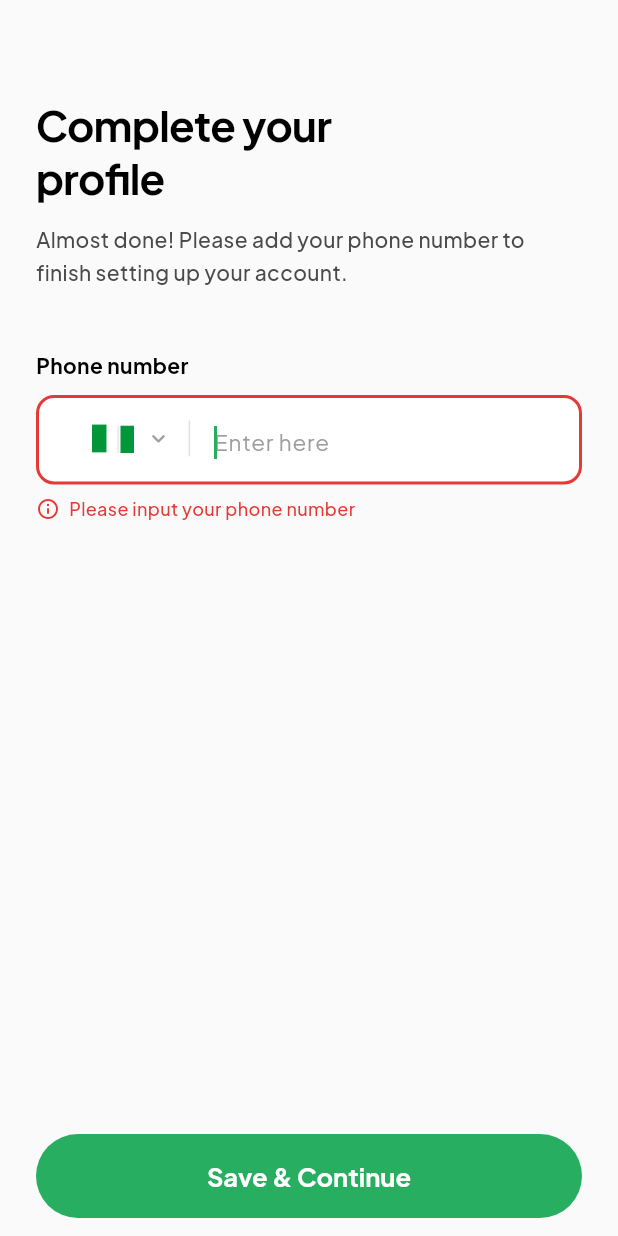
After one commit to Shefiq22/Marketmate, a Flutter app: the UpdateProfileScreen screen opened directly, after a tap on "Save & Continue", on a phone screen of 412 x 824 dp. The commit adds this screen. Run offline on Flutter 3.47's test engine with Material 3 defaults, Android fonts, the phone set to English and light mode, and no system bars; our stand-ins replace cached_network_image, file_picker, firebase_auth, firebase_core, firebase_messaging, flutter_map and 13 more; missing offline and left inert: flutter_facebook_auth; accounts and stored records are empty; network calls fail.

Commit message:
feat: add update profile screen and refine auth flow

```diff
--- a/lib/features/auth/data/auth_repository.dart
+++ b/lib/features/auth/data/auth_repository.dart
@@ -197,6 +197,20 @@ class AuthRepository {
     }
   }
 
+  /// Updates profile fields (`PATCH /api/v1/users/me`). Returns the phone
+  /// number normalized to international format (+234…) so callers can mirror
+  /// what the backend stores.
+  Future<String> updateProfile({String? phone}) async {
+    final formatted = phone != null ? _formatPhone(phone) : null;
+    final res = await _client.patch(ApiEndpoints.myProfile, body: {
+      if (formatted != null) 'phone': formatted,
+    });
+    if (!res.success) {
+      throw AuthException(res.message, statusCode: res.statusCode);
+    }
+    return formatted ?? '';
+  }
+
   bool get isAuthenticated => _client.isAuthenticated;
 }
 
--- a/lib/features/auth/presentation/pages/login_success_page.dart
+++ b/lib/features/auth/presentation/pages/login_success_page.dart
@@ -5,6 +5,7 @@ import 'package:market_mate/dashboard/presentation/pages/dashboard_router.dart';
 import 'package:market_mate/features/auth/provider/auth_provider.dart';
 import 'package:market_mate/features/auth/provider/current_user_provider.dart';
 import '../../../../core/theme/app_colors.dart';
+import 'update_profile_screen.dart';
 
 class LoginSuccessPage extends ConsumerStatefulWidget {
   const LoginSuccessPage({super.key});
@@ -96,8 +97,14 @@ class _LoginSuccessPageState extends ConsumerState<LoginSuccessPage>
     ref.read(activeRoleProvider.notifier).state = role;
 
     if (!mounted) return;
+    // Accounts without a phone number on file must complete their profile
+    // before they can reach the dashboard.
+    final needsProfile = ref.read(authProvider.notifier).needsProfileUpdate();
     Navigator.of(context).pushAndRemoveUntil(
-      MaterialPageRoute(builder: (_) => const DashboardRouter()),
+      MaterialPageRoute(
+        builder: (_) =>
+            needsProfile ? const UpdateProfileScreen() : const DashboardRouter(),
+      ),
       (route) => false,
     );
   }
--- a/lib/features/auth/presentation/pages/registration_success_page.dart
+++ b/lib/features/auth/presentation/pages/registration_success_page.dart
@@ -4,6 +4,7 @@ import 'package:market_mate/core/widgets/sandy_loader.dart';
 import 'package:market_mate/dashboard/presentation/pages/dashboard_router.dart';
 import 'package:market_mate/features/auth/provider/auth_provider.dart';
 import '../../../../core/theme/app_colors.dart';
+import 'update_profile_screen.dart';
 
 class RegistrationSuccessPage extends ConsumerStatefulWidget {
   const RegistrationSuccessPage({super.key});
@@ -88,8 +89,14 @@ class _RegistrationSuccessPageState
         selected ?? UserRole.retailerOrConsumer;
 
     if (!mounted) return;
+    // Accounts without a phone number on file must complete their profile
+    // before they can reach the dashboard.
+    final needsProfile = ref.read(authProvider.notifier).needsProfileUpdate();
     Navigator.of(context).pushAndRemoveUntil(
-      MaterialPageRoute(builder: (_) => const DashboardRouter()),
+      MaterialPageRoute(
+        builder: (_) =>
+            needsProfile ? const UpdateProfileScreen() : const DashboardRouter(),
+      ),
       (route) => false,
     );
   }
--- /dev/null
+++ b/lib/features/auth/presentation/pages/update_profile_screen.dart
@@ -0,0 +1,323 @@
+import 'package:flutter/material.dart';
+import 'package:flutter/services.dart';
+import 'package:flutter_riverpod/flutter_riverpod.dart';
+import 'package:market_mate/dashboard/presentation/pages/dashboard_router.dart';
+import 'package:market_mate/features/auth/data/auth_repository.dart';
+import 'package:market_mate/features/auth/provider/auth_provider.dart';
+import 'package:market_mate/features/auth/provider/current_user_provider.dart';
+import '../../../../core/theme/app_colors.dart';
+
+/// Mandatory profile step shown right after sign-up (especially social
+/// sign-up) when the account has no phone number yet. The screen cannot be
+/// dismissed — back gestures are blocked and the continue button refuses to
+/// move on until a valid 11-digit phone number is saved.
+class UpdateProfileScreen extends ConsumerStatefulWidget {
+  const UpdateProfileScreen({super.key});
+
+  @override
+  ConsumerState<UpdateProfileScreen> createState() =>
+      _UpdateProfileScreenState();
+}
+
+class _UpdateProfileScreenState extends ConsumerState<UpdateProfileScreen> {
+  final _phoneCtrl = TextEditingController();
+  final _phoneFocus = FocusNode();
+  bool _saving = false;
+  String? _error;
+
+  bool _phoneValid(String v) =>
+      v.trim().length == 11 && RegExp(r'^\d+$').hasMatch(v.trim());
+
+  @override
+  void initState() {
+    super.initState();
+    // Self-heal false positives: if the server actually has a phone number
+    // on file (stale local cache), skip straight to the dashboard.
+    WidgetsBinding.instance.addPostFrameCallback((_) async {
+      await ref.read(currentUserProvider.notifier).refreshFromToken();
+      if (!mounted) return;
+      final phone = ref.read(currentUserProvider)?.phone.trim() ?? '';
+      if (phone.isNotEmpty) await _finish();
+    });
+  }
+
+  @override
+  void dispose() {
+    _phoneCtrl.dispose();
+    _phoneFocus.dispose();
+    super.dispose();
+  }
+
+  Future<void> _finish() async {
+    await ref.read(authProvider.notifier).completeProfileUpdate();
+    if (!mounted) return;
+    Navigator.of(context).pushAndRemoveUntil(
+      MaterialPageRoute(builder: (_) => const DashboardRouter()),
+      (route) => false,
+    );
+  }
+
+  Future<void> _save() async {
+    if (_saving) return;
+    final raw = _phoneCtrl.text.trim();
+    if (raw.isEmpty) {
+      setState(() => _error = 'Please input your phone number');
+      _phoneFocus.requestFocus();
+      return;
+    }
+    if (!_phoneValid(raw)) {
+      setState(() => _error = 'Phone number must be exactly 11 digits');
+      _phoneFocus.requestFocus();
+      return;
+    }
+    setState(() {
+      _saving = true;
+      _error = null;
+    });
+    try {
+      final repo = ref.read(authRepositoryProvider);
+      final formatted = await repo.updateProfile(phone: raw);
+      await ref.read(currentUserProvider.notifier).update(phone: formatted);
+      await _finish();
+    } on AuthException catch (e) {
+      if (!mounted) return;
+      setState(() {
+        _saving = false;
+        _error = e.message;
+      });
+    } catch (_) {
+      if (!mounted) return;
+      setState(() {
+        _saving = false;
+        _error =
+            'Could not save your phone number. Check your connection and try again.';
+      });
+    }
+  }
+
+  @override
+  Widget build(BuildContext context) {
+    final size = MediaQuery.sizeOf(context);
+    final padding = MediaQuery.paddingOf(context);
+    final isTablet = size.shortestSide >= 600;
+    final isDark = Theme.of(context).brightness == Brightness.dark;
+    final inputRadius = BorderRadius.circular(12);
+    final inputFontSize = isTablet ? 16.0 : 15.0;
+    final borderColor = _error != null ? AppColors.error : AppColors.border;
+
+    return PopScope(
+      canPop: false,
+      child: Scaffold(
+        resizeToAvoidBottomInset: true,
+        backgroundColor:
+            isDark ? AppColors.scaffoldDark : AppColors.scaffoldLight,
+        body: SingleChildScrollView(
+          child: SafeArea(
+            child: Padding(
+              padding:
+                  EdgeInsets.fromLTRB(24.0, size.height * 0.08, 24.0, 24.0),
+              child: Column(
+                crossAxisAlignment: CrossAxisAlignment.start,
+                children: [
+                  Text(
+                    'Complete your\nprofile',
+                    style: TextStyle(
+                      fontFamily: 'Plus Jakarta Sans',
+                      fontSize: isTablet ? 34 : 28,
+                      fontWeight: FontWeight.bold,
+                      color:
+                          isDark ? AppColors.textPrimaryDark : AppColors.black,
+                      letterSpacing: -0.5,
+                      height: 1.25,
+                    ),
+                  ),
+                  SizedBox(height: size.height * 0.015),
+                  Text(
+                    'Almost done! Please add your phone number to finish '
+                    'setting up your account.',
+                    style: TextStyle(
+                      fontFamily: 'Plus Jakarta Sans',
+                      fontSize: isTablet ? 16 : 14,
+                      fontWeight: FontWeight.w500,
+                      color: isDark
+                          ? AppColors.textSecondaryDark
+                          : AppColors.textSecondary,
+                      height: 1.6,
+                    ),
+                  ),
+                  SizedBox(height: size.height * 0.05),
+                  Text(
+                    'Phone number',
+                    style: TextStyle(
+                      fontFamily: 'Plus Jakarta Sans',
+                      fontSize: isTablet ? 16 : 14,
+                      fontWeight: FontWeight.w700,
+                      color:
+                          isDark ? AppColors.textPrimaryDark : AppColors.black,
+                    ),
+                  ),
+                  SizedBox(height: size.height * 0.012),
+                  TextField(
+                    focusNode: _phoneFocus,
+                    controller: _phoneCtrl,
+                    keyboardType: TextInputType.number,
+                    inputFormatters: [
+                      FilteringTextInputFormatter.digitsOnly,
+                      LengthLimitingTextInputFormatter(11),
+                    ],
+                    textInputAction: TextInputAction.done,
+                    onSubmitted: (_) => _save(),
+                    onChanged: (_) {
+                      if (_error != null) setState(() => _error = null);
+                    },
+                    style: TextStyle(
+                      fontFamily: 'Plus Jakarta Sans',
+                      fontSize: inputFontSize,
+                      color:
+                          isDark ? AppColors.textPrimaryDark : AppColors.black,
+                    ),
+                    decoration: InputDecoration(
+                      hintText: 'Enter here',
+                      hintStyle: TextStyle(
+                        fontFamily: 'Plus Jakarta Sans',
+                        fontSize: inputFontSize,
+                        fontWeight: FontWeight.w400,
+                        color:
+                            isDark ? AppColors.textSecondaryDark : AppColors.gray2,
+                      ),
+                      filled: true,
+                      fillColor:
+                          isDark ? AppColors.surfaceDark : AppColors.white,
+                      contentPadding: EdgeInsets.symmetric(
+                        horizontal: 18,
+                        vertical: isTablet ? 20 : 17,
+                      ),
+                      enabledBorder: OutlineInputBorder(
+                        borderRadius: inputRadius,
+                        borderSide:
+                            BorderSide(color: borderColor, width: 1.4),
+                      ),
+                      focusedBorder: OutlineInputBorder(
+                        borderRadius: inputRadius,
+                        borderSide:
+                            BorderSide(color: borderColor, width: 2.0),
+                      ),
+                      errorBorder: OutlineInputBorder(
+                        borderRadius: inputRadius,
+                        borderSide:
+                            BorderSide(color: AppColors.error, width: 1.4),
+                      ),
+                      focusedErrorBorder: OutlineInputBorder(
+                        borderRadius: inputRadius,
+                        borderSide:
+                            BorderSide(color: AppColors.error, width: 2.0),
+                      ),
+                      prefix: Padding(
+                        padding:
+                            EdgeInsets.symmetric(horizontal: size.width * 0.038),
+                        child: Row(
+                          mainAxisSize: MainAxisSize.min,
+                          children: [
+                            Image.asset(
+                              'assets/icons/flag_ng.png',
+                              width: 28,
+                              height: 20,
+                              fit: BoxFit.cover,
+                              errorBuilder: (context, error, stackTrace) =>
+                                  const Text(
+                                '🇳🇬',
+                                style: TextStyle(fontSize: 18),
+                              ),
+                            ),
+                            SizedBox(width: size.width * 0.017),
+                            const Icon(
+                              Icons.keyboard_arrow_down_rounded,
+                              color: AppColors.gray2,
+                              size: 18,
+                            ),
+                            SizedBox(width: size.width * 0.027),
+                            Container(
+                              width: 1,
+                              height: size.height * 0.029,
+                              color: isDark
+                                  ? AppColors.borderDark
+                                  : AppColors.border,
+                            ),
+                          ],
+                        ),
+                      ),
+                    ),
+                  ),
+                  if (_error != null) ...[
+                    SizedBox(height: size.height * 0.01),
+                    Row(
+                      crossAxisAlignment: CrossAxisAlignment.start,
+                      children: [
+                        const Icon(
+                          Icons.info_outline_rounded,
+                          color: AppColors.error,
+                          size: 16,
+                        ),
+                        const SizedBox(width: 6),
+                        Expanded(
+                          child: Text(
+                            _error!,
+                            style: TextStyle(
+                              fontFamily: 'Plus Jakarta Sans',
+                              fontSize: isTablet ? 13 : 12,
+                              fontWeight: FontWeight.w500,
+                              color: AppColors.error,
+                              height: 1.4,
+                            ),
+                          ),
+                        ),
+                      ],
+                    ),
+                  ],
+                ],
+              ),
+            ),
+          ),
+        ),
+        bottomNavigationBar: SafeArea(
+          top: false,
+          child: Padding(
+            padding: EdgeInsets.fromLTRB(24, 16, 24, padding.bottom + 12),
+            child: SizedBox(
+              width: double.infinity,
+              height: isTablet ? 64 : 56,
+              child: ElevatedButton(
+                onPressed: _saving ? null : _save,
+                style: ElevatedButton.styleFrom(
+                  backgroundColor: AppColors.primary,
+                  disabledBackgroundColor:
+                      isDark ? AppColors.borderDark : AppColors.border,
+                  disabledForegroundColor: isDark
+                      ? AppColors.textDisabledDark
+                      : AppColors.gray2,
+                  shape: const StadiumBorder(),
+                  elevation: 0,
+                  textStyle: TextStyle(
+                    fontFamily: 'Plus Jakarta Sans',
+                    fontSize: isTablet ? 18 : 17,
+                    fontWeight: FontWeight.w700,
+                  ),
+                ),
+                child: _saving
+                    ? SizedBox(
+                        width: 22,
+                        height: 22,
+                        child: const CircularProgressIndicator(
+                          strokeWidth: 2.5,
+                          color: AppColors.white,
+                        ),
+                      )
+                    : const Text('Save & Continue'),
+              ),
+            ),
+          ),
+        ),
+      ),
+    );
+  }
+}
--- a/lib/features/auth/provider/auth_provider.dart
+++ b/lib/features/auth/provider/auth_provider.dart
@@ -12,6 +12,7 @@ import 'package:market_mate/dashboard/buyer/providers/products_provider.dart';
 import 'package:market_mate/dashboard/seller/providers/seller_state_providers.dart';
 import '../data/auth_repository.dart';
 import 'auth_state.dart';
+import 'current_user_provider.dart';
 import 'pending_verification_provider.dart';
 import '../../chat/providers/fcm_provider.dart';
 
@@ -460,6 +461,7 @@ class AuthNotifier extends AsyncNotifier<AuthState> {
   static const _roleKey = 'user_role';
   static const _onboardingKey = 'onboarding_seen';
   static const _pendingUserIdKey = 'pending_user_id';
+  static const _needsPhoneKey = 'needs_phone_update';
 
   @override
   Future<AuthState> build() async {
@@ -481,6 +483,11 @@ class AuthNotifier extends AsyncNotifier<AuthState> {
 
     final token = prefs.getString(_tokenKey);
     if (token != null && token.isNotEmpty) {
+      // Users parked on the mandatory phone-number step resume there after a
+      // restart instead of landing on the dashboard without a phone number.
+      if (prefs.getBool(_needsPhoneKey) ?? false) {
+        return AuthNeedsProfileUpdate();
+      }
       final role = prefs.getString(_roleKey) ?? '';
       return _roleToState(role);
     }
@@ -532,6 +539,13 @@ class AuthNotifier extends AsyncNotifier<AuthState> {
     }
     await prefs.setString(_roleKey, role);
 
+    // First-time social sign-ups have no phone number on file yet. Park them
+    // on the Update Profile screen until they add one; everyone else goes
+    // straight to their dashboard.
+    final needsPhone =
+        ref.read(currentUserProvider)?.phone.trim().isEmpty ?? true;
+    await prefs.setBool(_needsPhoneKey, needsPhone);
+
     // Invalidate all cached providers to force fresh fetches with the new token.
     // This prevents stale "sold out" data from a previous session.
     ref.invalidate(productsProvider);
@@ -543,11 +557,36 @@ class AuthNotifier extends AsyncNotifier<AuthState> {
     ref.invalidate(sellerEarningsProvider);
     ref.invalidate(bestSellersProvider);
 
-    state = AsyncData(_roleToState(role));
+    state = AsyncData(
+      needsPhone ? const AuthNeedsProfileUpdate() : _roleToState(role),
+    );
 
     // After a successful login, persist this device's FCM push token on the
     // user's profile so the backend can deliver notifications. This is
     // fire-and-forget so it never delays the login flow.
+    unawaited(_syncFcmToken());
+  }
+
+  /// Whether the signed-in user still owes us a phone number and must be
+  /// routed through the [UpdateProfileScreen].
+  bool needsProfileUpdate() {
+    return ref.read(sharedPreferencesProvider).getBool(_needsPhoneKey) ?? false;
+  }
+
+  /// Called by the Update Profile screen once a phone number is saved.
+  /// Clears the gate and continues into the dashboard for the stored role.
+  Future<void> completeProfileUpdate() async {
+    final prefs = ref.read(sharedPreferencesProvider);
+    await prefs.setBool(_needsPhoneKey, false);
+    final role = prefs.getString(_roleKey) ?? 'customer';
+    ref.read(activeRoleProvider.notifier).state = apiToUserRole(role);
+
+    ref.invalidate(productsProvider);
+    ref.invalidate(productsByCategoryProvider);
+    ref.invalidate(vendorsProvider);
+
+    state = AsyncData(_roleToState(role));
+
     unawaited(_syncFcmToken());
   }
 
@@ -575,6 +614,7 @@ class AuthNotifier extends AsyncNotifier<AuthState> {
         prefs.remove(_roleKey),
         prefs.remove(_pendingUserIdKey),
         prefs.remove('pending_email'),
+        prefs.remove(_needsPhoneKey),
         PrefsCache().remove('current_user'),
       ]);
       await ApiClient().clearTokens();
--- a/lib/features/auth/provider/auth_state.dart
+++ b/lib/features/auth/provider/auth_state.dart
@@ -14,6 +14,12 @@ class AuthPendingVerification extends AuthState {
   const AuthPendingVerification();
 }
 
+/// The account is authenticated but has no phone number on file yet.
+/// Routed to the mandatory Update Profile screen until one is saved.
+class AuthNeedsProfileUpdate extends AuthState {
+  const AuthNeedsProfileUpdate();
+}
+
 class AuthBuyer extends AuthState {
   const AuthBuyer();
 }
--- a/lib/main.dart
+++ b/lib/main.dart
@@ -19,6 +19,7 @@ import 'dashboard/buyer/theme/app_theme.dart' as buyer;
 import 'dashboard/presentation/pages/dashboard_router.dart';
 import 'features/auth/presentation/pages/login_page.dart';
 import 'features/auth/presentation/pages/questionnaire_screen.dart';
+import 'features/auth/presentation/pages/update_profile_screen.dart';
 import 'features/auth/provider/auth_provider.dart';
 import 'features/auth/provider/auth_state.dart';
 import 'features/onboarding/presentation/pages/onboarding_screen.dart';
@@ -111,6 +112,7 @@ class AuthGate extends ConsumerWidget {
         AuthOnboarding() => const OnboardingScreen(),
         AuthUnauthenticated() => const LoginPage(),
         AuthPendingVerification() => const QuestionnaireScreen(),
+        AuthNeedsProfileUpdate() => const UpdateProfileScreen(),
         AuthBuyer() => const DashboardRouter(),
         AuthSeller() => const DashboardRouter(),
         AuthRider() => const DashboardRouter(),
```
Also changed, not shown: 3 other files.
